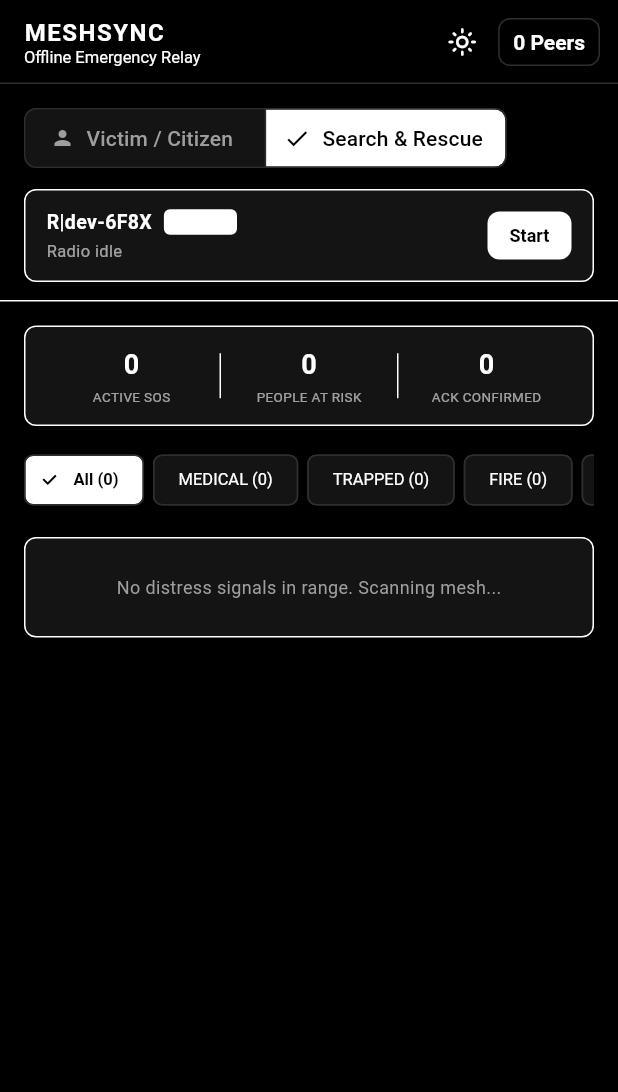
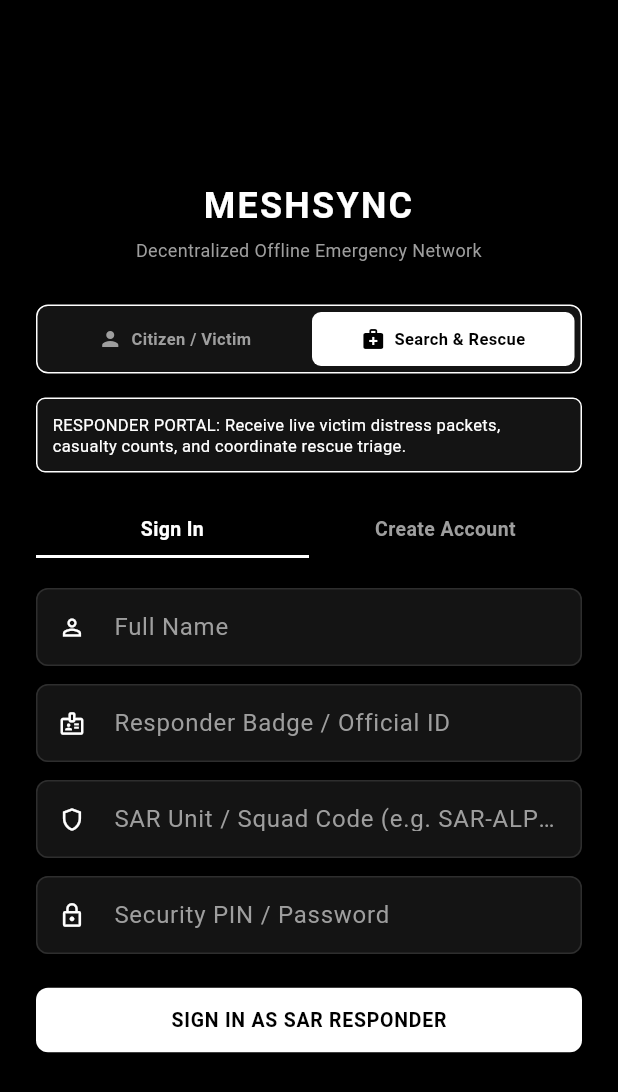
Before and after one commit to AryanTechie-007/veni-vidi-vici, a Flutter app: the screen it shows after launch, after a tap on "Search & Rescue", on a phone screen of 412 x 824 dp. Shown: the top 1092 px of the screen. Run offline on Flutter 3.47's test engine with Material 3 defaults, Android fonts, the phone set to English and light mode, and no system bars; our stand-ins replace permission_handler, shared_preferences; missing offline and left inert: nearby_connections; Roboto replaces fonts that are missing (Arial).

Commit message:
feat(auth): Add signin/signup with separate Citizen and SAR portals and strict role-based routing

```diff
--- a/mesh_sync/lib/main.dart
+++ b/mesh_sync/lib/main.dart
@@ -7,6 +7,7 @@ import 'package:flutter/material.dart';
 
 import 'device_identity.dart';
 import 'mesh_app.dart';
+import 'ui/auth_screen.dart';
 import 'ui/responder_screen.dart';
 import 'ui/theme/mesh_theme.dart';
 import 'ui/victim_screen.dart';
@@ -37,17 +38,73 @@ class MeshSyncApp extends StatelessWidget {
           theme: MeshTheme.lightTheme,
           darkTheme: MeshTheme.darkTheme,
           themeMode: currentMode,
-          home: MeshHomePage(app: app),
+          home: MeshRootController(app: app),
         );
       },
     );
   }
 }
 
-class MeshHomePage extends StatefulWidget {
-  const MeshHomePage({super.key, required this.app});
+class MeshRootController extends StatefulWidget {
+  const MeshRootController({super.key, required this.app});
 
   final MeshApp app;
+
+  @override
+  State<MeshRootController> createState() => _MeshRootControllerState();
+}
+
+class _MeshRootControllerState extends State<MeshRootController> {
+  bool _isAuthenticated = false;
+  String _userName = '';
+  String _userIdentifier = '';
+
+  MeshApp get _app => widget.app;
+
+  void _onLogin(MeshRole role, String name, String id) async {
+    await _app.setRole(role);
+    setState(() {
+      _userName = name;
+      _userIdentifier = id;
+      _isAuthenticated = true;
+    });
+  }
+
+  void _onLogout() {
+    setState(() {
+      _isAuthenticated = false;
+      _userName = '';
+      _userIdentifier = '';
+    });
+  }
+
+  @override
+  Widget build(BuildContext context) {
+    if (!_isAuthenticated) {
+      return AuthScreen(onAuthenticated: _onLogin);
+    }
+    return MeshHomePage(
+      app: _app,
+      userName: _userName,
+      userIdentifier: _userIdentifier,
+      onLogout: _onLogout,
+    );
+  }
+}
+
+class MeshHomePage extends StatefulWidget {
+  const MeshHomePage({
+    super.key,
+    required this.app,
+    required this.userName,
+    required this.userIdentifier,
+    required this.onLogout,
+  });
+
+  final MeshApp app;
+  final String userName;
+  final String userIdentifier;
+  final VoidCallback onLogout;
 
   @override
   State<MeshHomePage> createState() => _MeshHomePageState();
@@ -74,72 +131,77 @@ class _MeshHomePageState extends State<MeshHomePage> {
   Widget build(BuildContext context) {
     final theme = Theme.of(context);
     final isDark = theme.brightness == Brightness.dark;
+    final isResponder = _app.role == MeshRole.responder;
     final service = _app.service;
 
     return Scaffold(
       appBar: AppBar(
-        title: const Column(
+        title: Column(
           crossAxisAlignment: CrossAxisAlignment.start,
           children: [
             Text(
-              'MESHSYNC',
+              isResponder ? 'SAR RESPONDER PORTAL' : 'CITIZEN SOS PORTAL',
               style: TextStyle(
                 fontFamily: 'Arial',
-                fontSize: 16,
+                fontSize: 14,
                 fontWeight: FontWeight.bold,
-                letterSpacing: 1.0,
+                color: isResponder ? theme.colorScheme.onSurface : MeshTheme.emergencyRed,
               ),
             ),
             Text(
-              'Offline Emergency Relay',
+              '${widget.userName.isNotEmpty ? widget.userName : "User"} · ${widget.userIdentifier}',
               style: TextStyle(
                 fontFamily: 'Arial',
                 fontSize: 11,
-                fontWeight: FontWeight.normal,
+                color: isDark ? MeshTheme.darkTextDim : MeshTheme.lightTextDim,
               ),
             ),
           ],
         ),
         actions: [
-          // Dark / Light Mode Toggle Button
+          // Theme Toggle Button
           IconButton(
             icon: Icon(
               isDark ? Icons.light_mode_outlined : Icons.dark_mode_outlined,
               size: 20,
             ),
-            tooltip: isDark ? 'Switch to Light Mode' : 'Switch to Dark Mode',
+            tooltip: isDark ? 'Light Mode' : 'Dark Mode',
             onPressed: () {
               themeNotifier.value = isDark ? ThemeMode.light : ThemeMode.dark;
             },
           ),
-          // Peers Button
+          // Peers Pill
           ListenableBuilder(
             listenable: service,
             builder: (context, _) {
               final peers = service.peers.length;
-              return Padding(
-                padding: const EdgeInsets.only(right: 12),
-                child: OutlinedButton(
-                  style: OutlinedButton.styleFrom(
-                    padding: const EdgeInsets.symmetric(horizontal: 10, vertical: 4),
-                    visualDensity: VisualDensity.compact,
-                  ),
-                  onPressed: _showPeersSheet,
-                  child: Text('$peers Peer${peers == 1 ? '' : 's'}'),
+              return OutlinedButton(
+                style: OutlinedButton.styleFrom(
+                  padding: const EdgeInsets.symmetric(horizontal: 8, vertical: 4),
+                  visualDensity: VisualDensity.compact,
                 ),
+                onPressed: _showPeersSheet,
+                child: Text('$peers Peer${peers == 1 ? '' : 's'}', style: const TextStyle(fontFamily: 'Arial', fontSize: 11)),
               );
             },
           ),
+          // Logout Button
+          IconButton(
+            icon: const Icon(Icons.logout, size: 18),
+            tooltip: 'Sign Out',
+            onPressed: widget.onLogout,
+          ),
+          const SizedBox(width: 4),
         ],
       ),
       body: ListenableBuilder(
         listenable: Listenable.merge([_app, _app.service]),
         builder: (context, _) => Column(
           children: [
-            _MinimalistStatusBar(app: _app),
+            _MinimalistStatusBar(app: _app, isResponder: isResponder),
             const Divider(height: 1),
             Expanded(
-              child: _app.role == MeshRole.responder
+              child: isResponder
                   ? ResponderScreen(app: _app)
                   : VictimScreen(app: _app),
             ),
@@ -151,9 +213,10 @@ class _MeshHomePageState extends State<MeshHomePage> {
 }
 
 class _MinimalistStatusBar extends StatelessWidget {
-  const _MinimalistStatusBar({required this.app});
+  const _MinimalistStatusBar({required this.app, required this.isResponder});
 
   final MeshApp app;
+  final bool isResponder;
 
   @override
   Widget build(BuildContext context) {
@@ -168,25 +231,6 @@ class _MinimalistStatusBar extends StatelessWidget {
       child: Column(
         crossAxisAlignment: CrossAxisAlignment.start,
         children: [
-          // Minimalist Role Switcher
-          SegmentedButton<MeshRole>(
-            segments: const [
-              ButtonSegment(
-                value: MeshRole.victim,
-                label: Text('Victim / Citizen'),
-                icon: Icon(Icons.person, size: 16),
-              ),
-              ButtonSegment(
-                value: MeshRole.responder,
-                label: Text('Search & Rescue'),
-                icon: Icon(Icons.medical_services, size: 16),
-              ),
-            ],
-            selected: {app.role},
-            onSelectionChanged: (selection) => app.setRole(selection.first),
-          ),
-          const SizedBox(height: 10),
-
           // Radio Status & Controls Card
           Container(
             padding: const EdgeInsets.symmetric(horizontal: 14, vertical: 10),
@@ -233,8 +277,8 @@ class _MinimalistStatusBar extends StatelessWidget {
                       const SizedBox(height: 2),
                       Text(
                         isRunning
-                            ? 'Advertising & Discovering · $peers in range'
-                            : 'Radio idle',
+                            ? 'Advertising & Discovering · $peers reachable peers'
+                            : 'Mesh radio stopped',
                         style: TextStyle(
                           fontFamily: 'Arial',
                           fontSize: 11,
--- /dev/null
+++ b/mesh_sync/lib/ui/auth_screen.dart
@@ -0,0 +1,350 @@
+import 'package:flutter/material.dart';
+import '../device_identity.dart';
+import 'theme/mesh_theme.dart';
+
+class AuthScreen extends StatefulWidget {
+  const AuthScreen({super.key, required this.onAuthenticated});
+
+  final void Function(MeshRole role, String name, String id) onAuthenticated;
+
+  @override
+  State<AuthScreen> createState() => _AuthScreenState();
+}
+
+class _AuthScreenState extends State<AuthScreen> {
+  bool _isSignUp = false;
+  MeshRole _selectedRole = MeshRole.victim;
+
+  final _nameController = TextEditingController();
+  final _phoneController = TextEditingController();
+  final _badgeController = TextEditingController();
+  final _unitController = TextEditingController();
+  final _pinController = TextEditingController();
+
+  final _formKey = GlobalKey<FormState>();
+
+  @override
+  void dispose() {
+    _nameController.dispose();
+    _phoneController.dispose();
+    _badgeController.dispose();
+    _unitController.dispose();
+    _pinController.dispose();
+    super.dispose();
+  }
+
+  void _submit() {
+    if (!_formKey.currentState!.validate()) return;
+
+    final name = _nameController.text.trim();
+    final id = _selectedRole == MeshRole.responder
+        ? _badgeController.text.trim()
+        : _phoneController.text.trim();
+
+    widget.onAuthenticated(_selectedRole, name, id);
+  }
+
+  @override
+  Widget build(BuildContext context) {
+    final theme = Theme.of(context);
+    final isDark = theme.brightness == Brightness.dark;
+
+    return Scaffold(
+      body: SafeArea(
+        child: Center(
+          child: SingleChildScrollView(
+            padding: const EdgeInsets.symmetric(horizontal: 24, vertical: 20),
+            child: Container(
+              constraints: const BoxConstraints(maxWidth: 400),
+              child: Form(
+                key: _formKey,
+                child: Column(
+                  crossAxisAlignment: CrossAxisAlignment.stretch,
+                  children: [
+                    // Brand
+                    const Text(
+                      'MESHSYNC',
+                      textAlign: TextAlign.center,
+                      style: TextStyle(
+                        fontFamily: 'Arial',
+                        fontSize: 24,
+                        fontWeight: FontWeight.bold,
+                        letterSpacing: 1.5,
+                      ),
+                    ),
+                    const SizedBox(height: 4),
+                    Text(
+                      'Decentralized Offline Emergency Network',
+                      textAlign: TextAlign.center,
+                      style: TextStyle(
+                        fontFamily: 'Arial',
+                        fontSize: 12,
+                        color: isDark ? MeshTheme.darkTextDim : MeshTheme.lightTextDim,
+                      ),
+                    ),
+                    const SizedBox(height: 28),
+
+                    // Role Selector
+                    Container(
+                      padding: const EdgeInsets.all(4),
+                      decoration: BoxDecoration(
+                        color: theme.cardTheme.color,
+                        border: Border.all(color: theme.dividerColor),
+                        borderRadius: BorderRadius.circular(8),
+                      ),
+                      child: Row(
+                        children: [
+                          Expanded(
+                            child: _RoleTabButton(
+                              label: 'Citizen / Victim',
+                              icon: Icons.person,
+                              selected: _selectedRole == MeshRole.victim,
+                              onTap: () => setState(() => _selectedRole = MeshRole.victim),
+                            ),
+                          ),
+                          const SizedBox(width: 4),
+                          Expanded(
+                            child: _RoleTabButton(
+                              label: 'Search & Rescue',
+                              icon: Icons.medical_services,
+                              selected: _selectedRole == MeshRole.responder,
+                              onTap: () => setState(() => _selectedRole = MeshRole.responder),
+                            ),
+                          ),
+                        ],
+                      ),
+                    ),
+                    const SizedBox(height: 16),
+
+                    // Role Notice
+                    Container(
+                      padding: const EdgeInsets.all(10),
+                      decoration: BoxDecoration(
+                        color: theme.cardTheme.color,
+                        border: Border.all(
+                          color: _selectedRole == MeshRole.victim
+                              ? MeshTheme.emergencyRed
+                              : theme.dividerColor,
+                        ),
+                        borderRadius: BorderRadius.circular(6),
+                      ),
+                      child: Text(
+                        _selectedRole == MeshRole.victim
+                            ? 'CITIZEN PORTAL: Send emergency SOS distress signals and notify rescuers when you are safe.'
+                            : 'RESPONDER PORTAL: Receive live victim distress packets, casualty counts, and coordinate rescue triage.',
+                        style: TextStyle(
+                          fontFamily: 'Arial',
+                          fontSize: 11,
+                          height: 1.3,
+                          color: isDark ? MeshTheme.darkText : MeshTheme.lightText,
+                        ),
+                      ),
+                    ),
+                    const SizedBox(height: 20),
+
+                    // Auth Type Toggle (Login vs Sign Up)
+                    Row(
+                      children: [
+                        Expanded(
+                          child: InkWell(
+                            onTap: () => setState(() => _isSignUp = false),
+                            child: Container(
+                              padding: const EdgeInsets.symmetric(vertical: 8),
+                              decoration: BoxDecoration(
+                                border: Border(
+                                  bottom: BorderSide(
+                                    color: !_isSignUp ? theme.colorScheme.onSurface : Colors.transparent,
+                                    width: 2,
+                                  ),
+                                ),
+                              ),
+                              child: Text(
+                                'Sign In',
+                                textAlign: TextAlign.center,
+                                style: TextStyle(
+                                  fontFamily: 'Arial',
+                                  fontWeight: FontWeight.bold,
+                                  fontSize: 13,
+                                  color: !_isSignUp ? theme.colorScheme.onSurface : (isDark ? MeshTheme.darkTextDim : MeshTheme.lightTextDim),
+                                ),
+                              ),
+                            ),
+                          ),
+                        ),
+                        Expanded(
+                          child: InkWell(
+                            onTap: () => setState(() => _isSignUp = true),
+                            child: Container(
+                              padding: const EdgeInsets.symmetric(vertical: 8),
+                              decoration: BoxDecoration(
+                                border: Border(
+                                  bottom: BorderSide(
+                                    color: _isSignUp ? theme.colorScheme.onSurface : Colors.transparent,
+                                    width: 2,
+                                  ),
+                                ),
+                              ),
+                              child: Text(
+                                'Create Account',
+                                textAlign: TextAlign.center,
+                                style: TextStyle(
+                                  fontFamily: 'Arial',
+                                  fontWeight: FontWeight.bold,
+                                  fontSize: 13,
+                                  color: _isSignUp ? theme.colorScheme.onSurface : (isDark ? MeshTheme.darkTextDim : MeshTheme.lightTextDim),
+                                ),
+                              ),
+                            ),
+                          ),
+                        ),
+                      ],
+                    ),
+                    const SizedBox(height: 20),
+
+                    // Fields
+                    TextFormField(
+                      controller: _nameController,
+                      style: const TextStyle(fontFamily: 'Arial', fontSize: 13),
+                      decoration: const InputDecoration(
+                        labelText: 'Full Name',
+                        prefixIcon: Icon(Icons.person_outline, size: 18),
+                      ),
+                      validator: (val) => val == null || val.isEmpty ? 'Name required' : null,
+                    ),
+                    const SizedBox(height: 12),
+
+                    if (_selectedRole == MeshRole.victim) ...[
+                      TextFormField(
+                        controller: _phoneController,
+                        keyboardType: TextInputType.phone,
+                        style: const TextStyle(fontFamily: 'Arial', fontSize: 13),
+                        decoration: const InputDecoration(
+                          labelText: 'Mobile Number / Emergency ID',
+                          prefixIcon: Icon(Icons.phone_outlined, size: 18),
+                        ),
+                        validator: (val) => val == null || val.isEmpty ? 'Phone number required' : null,
+                      ),
+                    ] else ...[
+                      TextFormField(
+                        controller: _badgeController,
+                        style: const TextStyle(fontFamily: 'Arial', fontSize: 13),
+                        decoration: const InputDecoration(
+                          labelText: 'Responder Badge / Official ID',
+                          prefixIcon: Icon(Icons.badge_outlined, size: 18),
+                        ),
+                        validator: (val) => val == null || val.isEmpty ? 'Badge ID required' : null,
+                      ),
+                      const SizedBox(height: 12),
+                      TextFormField(
+                        controller: _unitController,
+                        style: const TextStyle(fontFamily: 'Arial', fontSize: 13),
+                        decoration: const InputDecoration(
+                          labelText: 'SAR Unit / Squad Code (e.g. SAR-ALPHA)',
+                          prefixIcon: Icon(Icons.shield_outlined, size: 18),
+                        ),
+                        validator: (val) => val == null || val.isEmpty ? 'Unit code required' : null,
+                      ),
+                    ],
+
+                    const SizedBox(height: 12),
+                    TextFormField(
+                      controller: _pinController,
+                      obscureText: true,
+                      style: const TextStyle(fontFamily: 'Arial', fontSize: 13),
+                      decoration: const InputDecoration(
+                        labelText: 'Security PIN / Password',
+                        prefixIcon: Icon(Icons.lock_outline, size: 18),
+                      ),
+                      validator: (val) => val == null || val.length < 4 ? 'Min 4 characters required' : null,
+                    ),
+
+                    const SizedBox(height: 20),
+                    FilledButton(
+                      onPressed: _submit,
+                      style: FilledButton.styleFrom(
+                        backgroundColor: _selectedRole == MeshRole.victim
+                            ? MeshTheme.emergencyRed
+                            : theme.colorScheme.primary,
+                        foregroundColor: _selectedRole == MeshRole.victim
+                            ? Colors.white
+                            : theme.colorScheme.onPrimary,
+                        padding: const EdgeInsets.symmetric(vertical: 14),
+                      ),
+                      child: Text(
+                        _isSignUp
+                            ? (_selectedRole == MeshRole.victim ? 'REGISTER AS CITIZEN' : 'REGISTER AS RESPONDER')
+                            : (_selectedRole == MeshRole.victim ? 'SIGN IN AS CITIZEN' : 'SIGN IN AS SAR RESPONDER'),
+                        style: const TextStyle(
+                          fontFamily: 'Arial',
+                          fontSize: 13,
+                          fontWeight: FontWeight.bold,
+                          letterSpacing: 0.5,
+                        ),
+                      ),
+                    ),
+                  ],
+                ),
+              ),
+            ),
+          ),
+        ),
+      ),
+    );
+  }
+}
+
+class _RoleTabButton extends StatelessWidget {
+  const _RoleTabButton({
+    required this.label,
+    required this.icon,
+    required this.selected,
+    required this.onTap,
+  });
+
+  final String label;
+  final IconData icon;
+  final bool selected;
+  final VoidCallback onTap;
+
+  @override
+  Widget build(BuildContext context) {
+    final theme = Theme.of(context);
+    final isDark = theme.brightness == Brightness.dark;
+
+    return InkWell(
+      onTap: onTap,
+      borderRadius: BorderRadius.circular(6),
+      child: Container(
+        padding: const EdgeInsets.symmetric(vertical: 10, horizontal: 8),
+        decoration: BoxDecoration(
+          color: selected ? (isDark ? Colors.white : Colors.black) : Colors.transparent,
+          borderRadius: BorderRadius.circular(6),
+        ),
+        child: Row(
+          mainAxisAlignment: MainAxisAlignment.center,
+          children: [
+            Icon(
+              icon,
+              size: 16,
+              color: selected
+                  ? (isDark ? Colors.black : Colors.white)
+                  : (isDark ? MeshTheme.darkTextDim : MeshTheme.lightTextDim),
+            ),
+            const SizedBox(width: 6),
+            Text(
+              label,
+              style: TextStyle(
+                fontFamily: 'Arial',
+                fontSize: 11,
+                fontWeight: FontWeight.bold,
+                color: selected
+                    ? (isDark ? Colors.black : Colors.white)
+                    : (isDark ? MeshTheme.darkTextDim : MeshTheme.lightTextDim),
+              ),
+            ),
+          ],
+        ),
+      ),
+    );
+  }
+}
```
Also changed, not shown: 4 other files.
